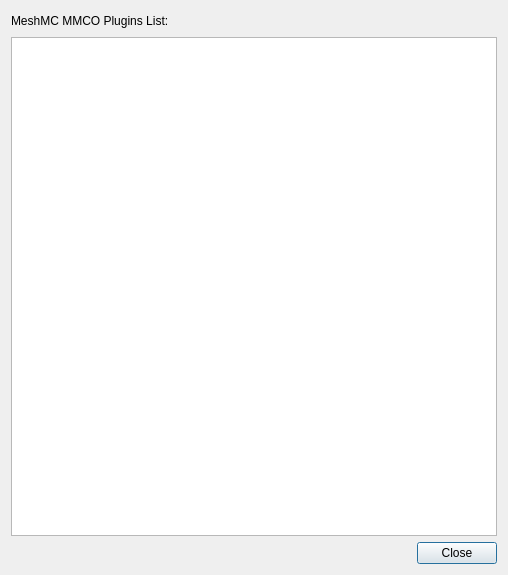
The window that launcher/ui/dialogs/PluginsDialog.ui (Project-Tick/MeshMC) describes before a commit, drawn with Qt 5.
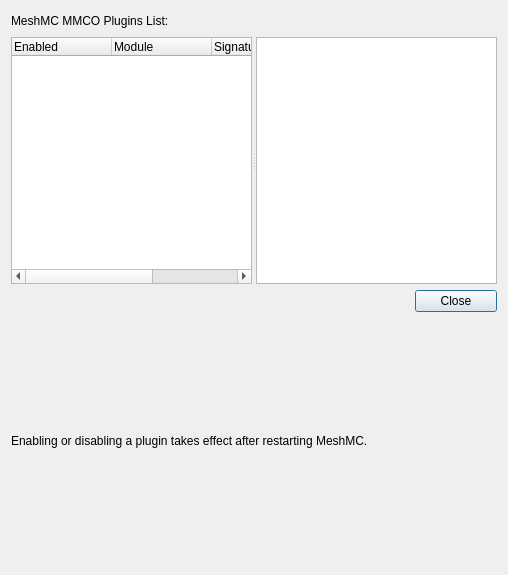
The same window after the commit.

Commit message: feat: Implement MMCS and Dependency graph system to plugin system

The edit to the form file:
```diff
--- a/launcher/ui/dialogs/PluginsDialog.ui
+++ b/launcher/ui/dialogs/PluginsDialog.ui
@@ -24,8 +24,51 @@
   </property>
   <layout class="QGridLayout" name="gridLayout">
    <item row="1" column="0" colspan="4">
-    <widget class="QTextBrowser" name="pluginsText">
-     <property name="openExternalLinks">
+    <widget class="QSplitter" name="pluginsSplitter">
+     <property name="orientation">
+      <enum>Qt::Orientation::Horizontal</enum>
+     </property>
+     <widget class="QTreeWidget" name="pluginsTree">
+      <property name="rootIsDecorated">
+       <bool>false</bool>
+      </property>
+      <property name="alternatingRowColors">
+       <bool>true</bool>
+      </property>
+      <column>
+       <property name="text">
+        <string>Enabled</string>
+       </property>
+      </column>
+      <column>
+       <property name="text">
+        <string>Module</string>
+       </property>
+      </column>
+      <column>
+       <property name="text">
+        <string>Signature</string>
+       </property>
+      </column>
+      <column>
+       <property name="text">
+        <string>Status</string>
+       </property>
+      </column>
+     </widget>
+     <widget class="QTextBrowser" name="pluginsText">
+      <property name="openExternalLinks">
+       <bool>true</bool>
+      </property>
+     </widget>
+    </widget>
+   </item>
+   <item row="3" column="0" colspan="4">
+    <widget class="QLabel" name="restartHint">
+     <property name="text">
+      <string>Enabling or disabling a plugin takes effect after restarting MeshMC.</string>
+     </property>
+     <property name="wordWrap">
       <bool>true</bool>
      </property>
     </widget>
```
The commit also changes 19 other files.
